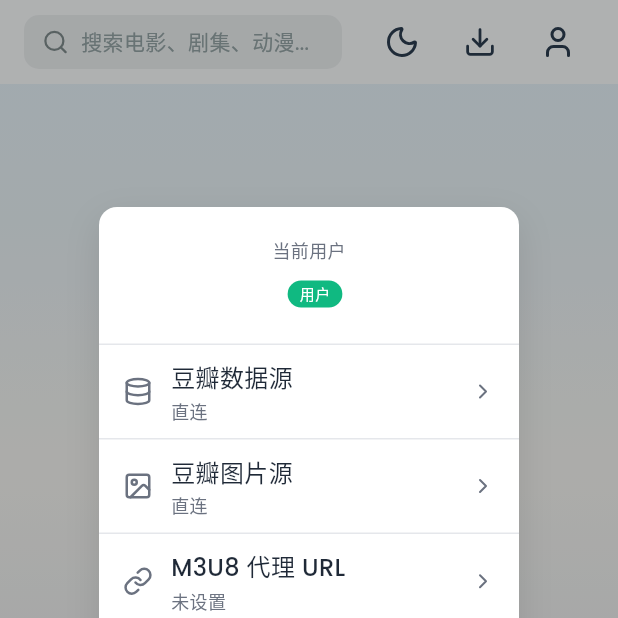
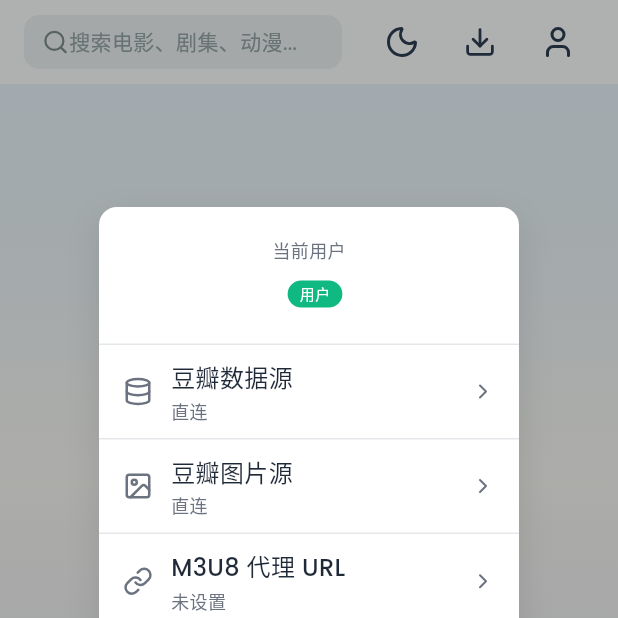
Before and after one commit to ZangEdward/SuperTV, a Flutter app: the MainLayout screen opened directly with empty values, after a tap on an icon or button, on a phone screen of 412 x 824 dp, the top half of it. Run offline on Flutter 3.47's test engine with Material 3 defaults, Android fonts, the phone set to English and light mode, and no system bars; our stand-ins replace cached_network_image, dio, google_fonts, lucide_icons_flutter, package_info_plus, shared_preferences; missing offline and left inert: app_settings, bitsdojo_window, bs58check, dlna_dart, gal, gbk_codec and 7 more; accounts and stored records are empty.

```diff
--- a/lib/widgets/main_layout.dart
+++ b/lib/widgets/main_layout.dart
@@ -283,8 +283,8 @@
           data: themeService.isDarkMode
               ? themeService.darkTheme
               : themeService.lightTheme,
-          duration: const Duration(milliseconds: 500),
-          curve: Curves.easeInOut,
+          duration: const Duration(milliseconds: 600),
+          curve: Curves.easeInOutSine,
           child: Scaffold(
             resizeToAvoidBottomInset: !widget.isSearchMode,
             body: Stack(
@@ -512,14 +512,17 @@
                           : const Color(0xFF7f8c8d),
                       size: 18,
                     ),
-                    const SizedBox(width: 8),
-                    Text(
+                    Expanded(
+                      child: Text(
                         '搜索电影、剧集、动漫...',
                         style: FontUtils.poppins(
                           color: themeService.isDarkMode
                               ? const Color(0xFF666666)
                               : const Color(0xFF95a5a6),
                           fontSize: 14,
+                        ),
+                        maxLines: 1,
+                        overflow: TextOverflow.ellipsis,
                       ),
                     ),
                   ],
```
Also changed, not shown: lib/services/api_service.dart (+7 -3 lines), lib/services/bangumi_service.dart (+21 -1 lines), lib/utils/image_url.dart (+12 -0 lines), 1 other file. Lines whose indentation alone changed are shown as unchanged.
